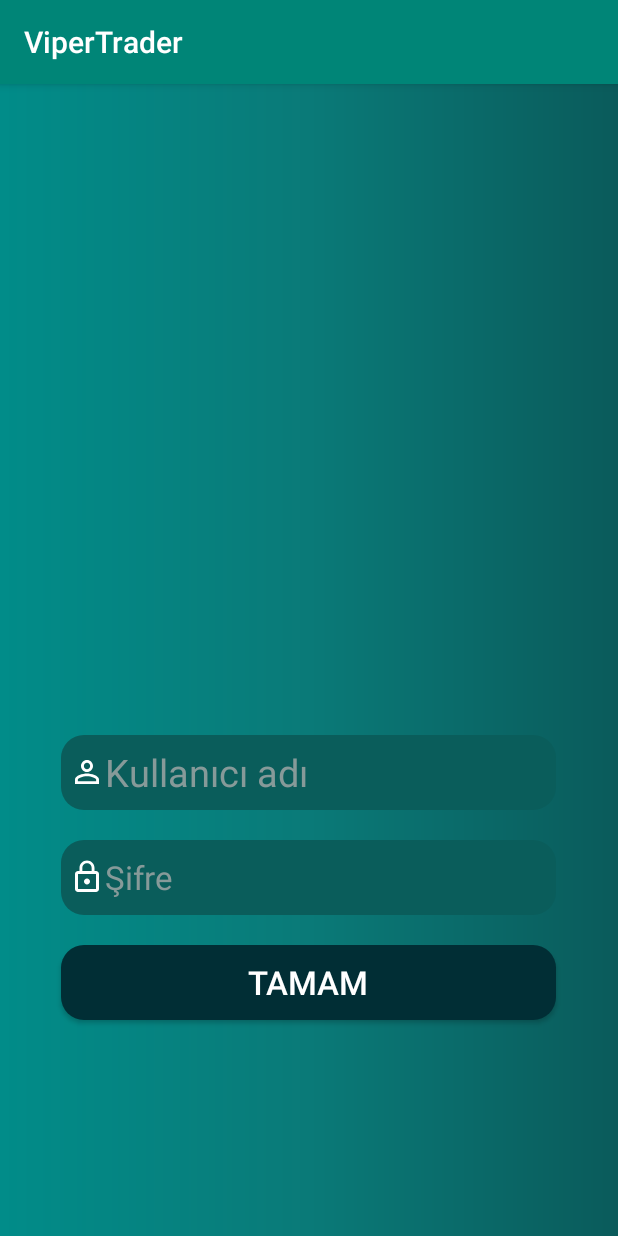
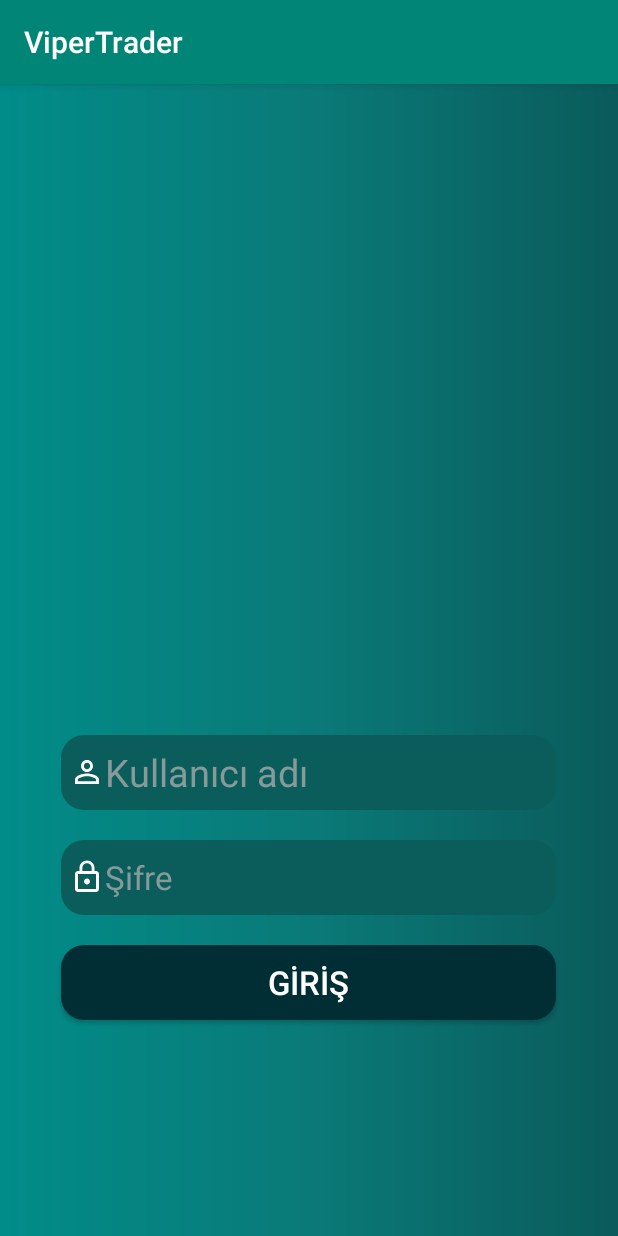
Before and after one commit to fl4mboyant/ViperTrader, an Android app: the LoginActivity screen opened directly, with no data from a screen before it, on a phone screen of 412 x 824 dp. Run offline under Robolectric (Android 15) with nearby library versions, the phone set to English and light mode, and no system bars.

Commit message:
TAMAM > GİRİŞ OLARAK DEĞİŞTİ

```diff
--- a/app/src/main/res/layout/login.xml
+++ b/app/src/main/res/layout/login.xml
@@ -63,7 +63,7 @@
             android:layout_height="50dp"
             android:layout_marginTop="20dp"
             android:background="@drawable/loginbutton_back"
-            android:text="TAMAM"
+            android:text="GİRİŞ"
             android:textColor="@color/colorInput"
             android:textSize="22sp" />
 
```
